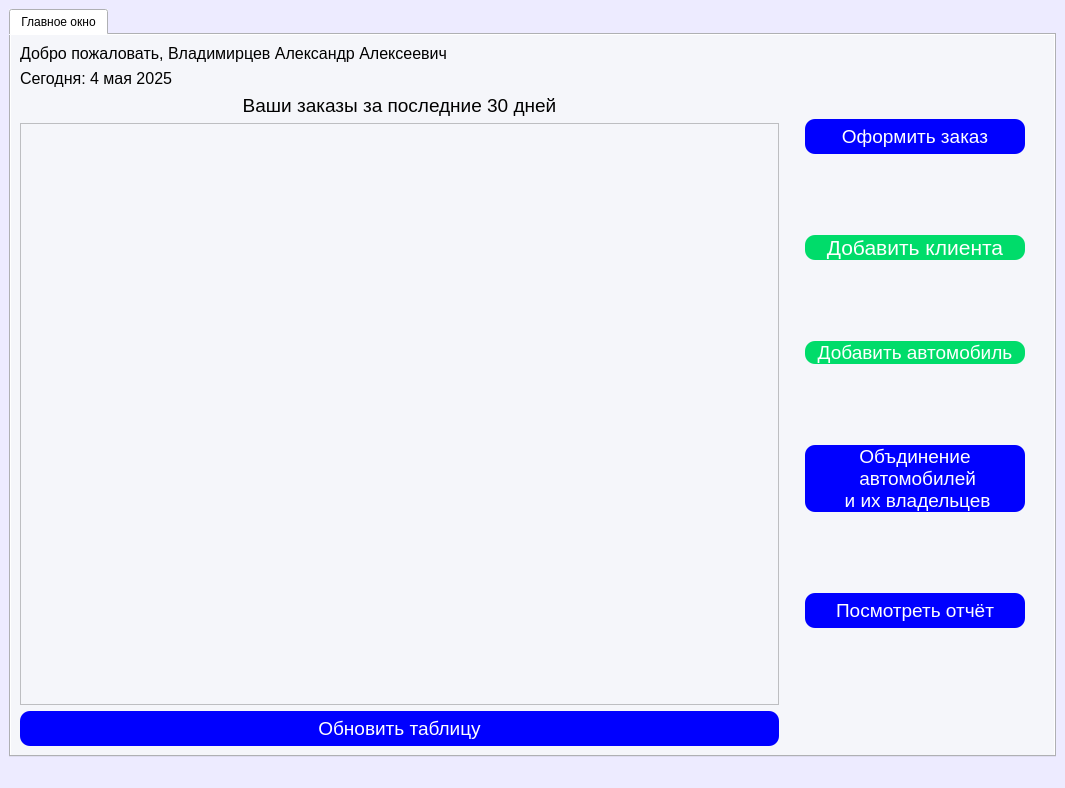
Above: ui/mainwindow_admin.ui from Mostov2005/SQL_car_service before the change. Below: the same form after it.
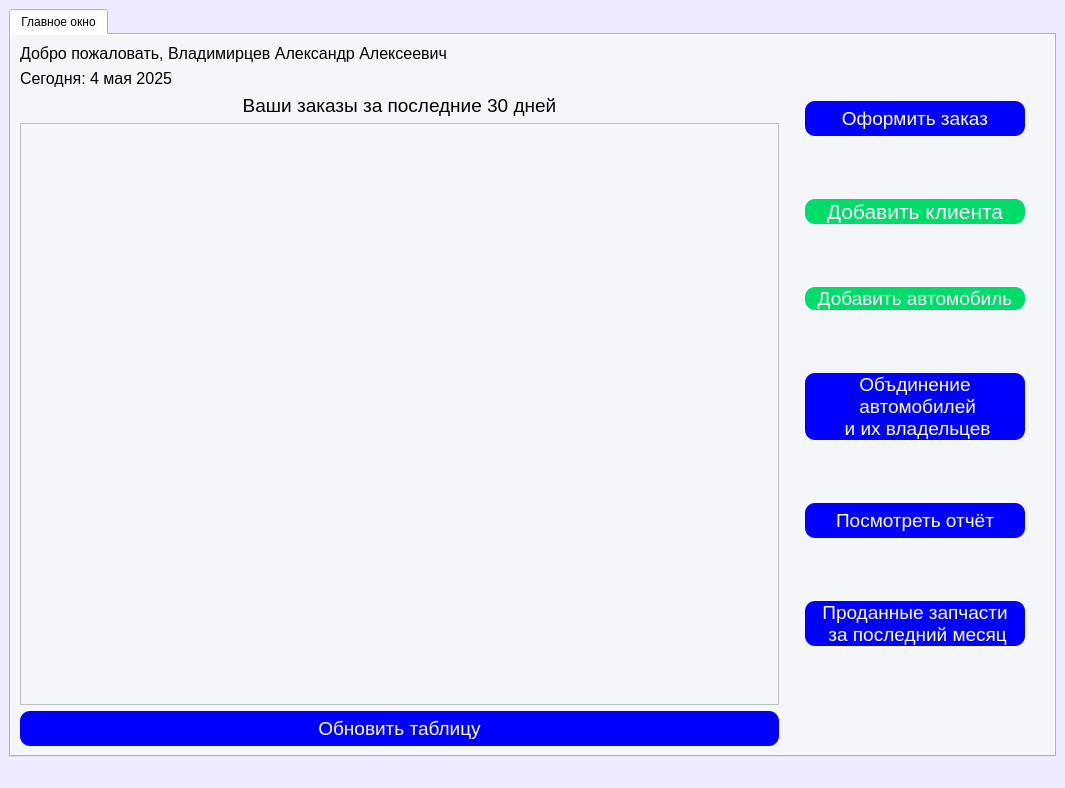
That is the form after the change.

Commit message: tab_orders.py - поиск по имени клиента tab_parts.py - Поиск по названию детали mainwindow_administrator.py - дополнительные отчёты(Количество проданных запчастей, их сумма, таблица)

The edit to the form file:
```diff
--- a/ui/mainwindow_admin.ui
+++ b/ui/mainwindow_admin.ui
@@ -1051,6 +1051,209 @@
             </property>
            </widget>
           </item>
+          <item>
+           <widget class="QPushButton" name="report_part_btn">
+            <property name="minimumSize">
+             <size>
+              <width>220</width>
+              <height>35</height>
+             </size>
+            </property>
+            <property name="palette">
+             <palette>
+              <active>
+               <colorrole role="WindowText">
+                <brush brushstyle="SolidPattern">
+                 <color alpha="255">
+                  <red>255</red>
+                  <green>255</green>
+                  <blue>255</blue>
+                 </color>
+                </brush>
+               </colorrole>
+               <colorrole role="Button">
+                <brush brushstyle="SolidPattern">
+                 <color alpha="255">
+                  <red>0</red>
+                  <green>0</green>
+                  <blue>255</blue>
+                 </color>
+                </brush>
+               </colorrole>
+               <colorrole role="Text">
+                <brush brushstyle="SolidPattern">
+                 <color alpha="255">
+                  <red>255</red>
+                  <green>255</green>
+                  <blue>255</blue>
+                 </color>
+                </brush>
+               </colorrole>
+               <colorrole role="ButtonText">
+                <brush brushstyle="SolidPattern">
+                 <color alpha="255">
+                  <red>255</red>
+                  <green>255</green>
+                  <blue>255</blue>
+                 </color>
+                </brush>
+               </colorrole>
+               <colorrole role="Base">
+                <brush brushstyle="SolidPattern">
+                 <color alpha="255">
+                  <red>0</red>
+                  <green>0</green>
+                  <blue>255</blue>
+                 </color>
+                </brush>
+               </colorrole>
+               <colorrole role="Window">
+                <brush brushstyle="SolidPattern">
+                 <color alpha="255">
+                  <red>0</red>
+                  <green>0</green>
+                  <blue>255</blue>
+                 </color>
+                </brush>
+               </colorrole>
+              </active>
+              <inactive>
+               <colorrole role="WindowText">
+                <brush brushstyle="SolidPattern">
+                 <color alpha="255">
+                  <red>255</red>
+                  <green>255</green>
+                  <blue>255</blue>
+                 </color>
+                </brush>
+               </colorrole>
+               <colorrole role="Button">
+                <brush brushstyle="SolidPattern">
+                 <color alpha="255">
+                  <red>0</red>
+                  <green>0</green>
+                  <blue>255</blue>
+                 </color>
+                </brush>
+               </colorrole>
+               <colorrole role="Text">
+                <brush brushstyle="SolidPattern">
+                 <color alpha="255">
+                  <red>255</red>
+                  <green>255</green>
+                  <blue>255</blue>
+                 </color>
+                </brush>
+               </colorrole>
+               <colorrole role="ButtonText">
+                <brush brushstyle="SolidPattern">
+                 <color alpha="255">
+                  <red>255</red>
+                  <green>255</green>
+                  <blue>255</blue>
+                 </color>
+                </brush>
+               </colorrole>
+               <colorrole role="Base">
+                <brush brushstyle="SolidPattern">
+                 <color alpha="255">
+                  <red>0</red>
+                  <green>0</green>
+                  <blue>255</blue>
+                 </color>
+                </brush>
+               </colorrole>
+               <colorrole role="Window">
+                <brush brushstyle="SolidPattern">
+                 <color alpha="255">
+                  <red>0</red>
+                  <green>0</green>
+                  <blue>255</blue>
+                 </color>
+                </brush>
+               </colorrole>
+              </inactive>
+              <disabled>
+               <colorrole role="WindowText">
+                <brush brushstyle="SolidPattern">
+                 <color alpha="255">
+                  <red>255</red>
+                  <green>255</green>
+                  <blue>255</blue>
+                 </color>
+                </brush>
+               </colorrole>
+               <colorrole role="Button">
+                <brush brushstyle="SolidPattern">
+                 <color alpha="255">
+                  <red>0</red>
+                  <green>0</green>
+                  <blue>255</blue>
+                 </color>
+                </brush>
+               </colorrole>
+               <colorrole role="Text">
+                <brush brushstyle="SolidPattern">
+                 <color alpha="255">
+                  <red>255</red>
+                  <green>255</green>
+                  <blue>255</blue>
+                 </color>
+                </brush>
+               </colorrole>
+               <colorrole role="ButtonText">
+                <brush brushstyle="SolidPattern">
+                 <color alpha="255">
+                  <red>255</red>
+                  <green>255</green>
+                  <blue>255</blue>
+                 </color>
+                </brush>
+               </colorrole>
+               <colorrole role="Base">
+                <brush brushstyle="SolidPattern">
+                 <color alpha="255">
+                  <red>0</red>
+                  <green>0</green>
+                  <blue>255</blue>
+                 </color>
+                </brush>
+               </colorrole>
+               <colorrole role="Window">
+                <brush brushstyle="SolidPattern">
+                 <color alpha="255">
+                  <red>0</red>
+                  <green>0</green>
+                  <blue>255</blue>
+                 </color>
+                </brush>
+               </colorrole>
+              </disabled>
+             </palette>
+            </property>
+            <property name="font">
+             <font>
+              <pointsize>14</pointsize>
+             </font>
+            </property>
+            <property name="styleSheet">
+             <string notr="true">#report_part_btn {
+   background-color:rgb(0, 0, 255); /* Цвет фона кнопки */
+    border-radius: 10px; /* Устанавливаем радиус закругления углов */
+    color: white; /* Цвет текста кнопки */
+}
+#report_part_btn:hover {
+                background-color: rgb(0, 0, 158)
+}
+
+</string>
+            </property>
+            <property name="text">
+             <string>Проданные запчасти
+ за последний месяц</string>
+            </property>
+           </widget>
+          </item>
          </layout>
         </item>
         <item row="0" column="0">
```
The commit also changes 8 other files.
